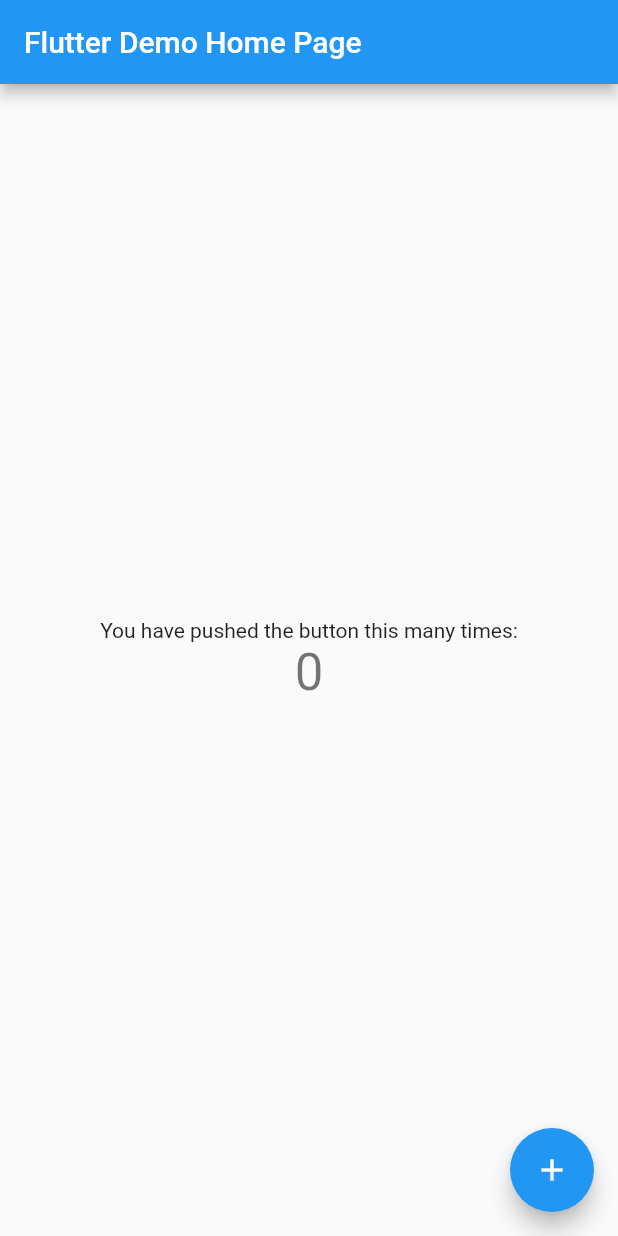
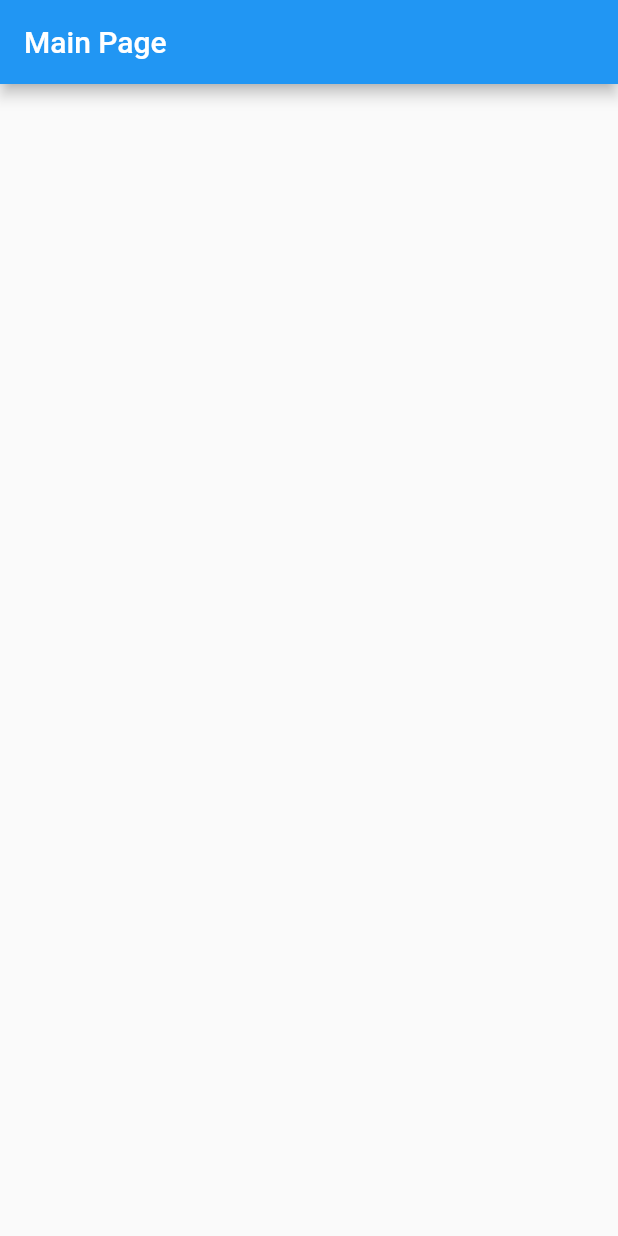
Before and after one commit to BasakK6/student_communication_app, a Flutter app: the screen it shows after launch, on a phone screen of 412 x 824 dp. Run offline on Flutter 3.47's test engine with Material 2 defaults, Android fonts, the phone set to English and light mode, and no system bars.

Commit message:
applied the topics of lesson 1

```diff
--- a/lib/main.dart
+++ b/lib/main.dart
@@ -1,115 +1,42 @@
 import 'package:flutter/material.dart';
 
 void main() {
-  runApp(const MyApp());
+  runApp(const StudentApp());
 }
 
-class MyApp extends StatelessWidget {
-  const MyApp({super.key});
+class StudentApp extends StatelessWidget {
+  const StudentApp({super.key});
 
-  // This widget is the root of your application.
   @override
   Widget build(BuildContext context) {
     return MaterialApp(
-      title: 'Flutter Demo',
+      title: 'Student Communication App',
       theme: ThemeData(
-        // This is the theme of your application.
-        //
-        // Try running your application with "flutter run". You'll see the
-        // application has a blue toolbar. Then, without quitting the app, try
-        // changing the primarySwatch below to Colors.green and then invoke
-        // "hot reload" (press "r" in the console where you ran "flutter run",
-        // or simply save your changes to "hot reload" in a Flutter IDE).
-        // Notice that the counter didn't reset back to zero; the application
-        // is not restarted.
         primarySwatch: Colors.blue,
       ),
-      home: const MyHomePage(title: 'Flutter Demo Home Page'),
+      debugShowCheckedModeBanner: false,
+      home: const MainPage(title: 'Main Page'),
     );
   }
 }
 
-class MyHomePage extends StatefulWidget {
-  const MyHomePage({super.key, required this.title});
-
-  // This widget is the home page of your application. It is stateful, meaning
-  // that it has a State object (defined below) that contains fields that affect
-  // how it looks.
-
-  // This class is the configuration for the state. It holds the values (in this
-  // case the title) provided by the parent (in this case the App widget) and
-  // used by the build method of the State. Fields in a Widget subclass are
-  // always marked "final".
+class MainPage extends StatelessWidget {
+  const MainPage({super.key, required this.title});
 
   final String title;
 
   @override
-  State<MyHomePage> createState() => _MyHomePageState();
-}
-
-class _MyHomePageState extends State<MyHomePage> {
-  int _counter = 0;
-
-  void _incrementCounter() {
-    setState(() {
-      // This call to setState tells the Flutter framework that something has
-      // changed in this State, which causes it to rerun the build method below
-      // so that the display can reflect the updated values. If we changed
-      // _counter without calling setState(), then the build method would not be
-      // called again, and so nothing would appear to happen.
-      _counter++;
-    });
-  }
-
-  @override
   Widget build(BuildContext context) {
-    // This method is rerun every time setState is called, for instance as done
-    // by the _incrementCounter method above.
-    //
-    // The Flutter framework has been optimized to make rerunning build methods
-    // fast, so that you can just rebuild anything that needs updating rather
-    // than having to individually change instances of widgets.
     return Scaffold(
       appBar: AppBar(
-        // Here we take the value from the MyHomePage object that was created by
-        // the App.build method, and use it to set our appbar title.
-        title: Text(widget.title),
+        title: Text(title),
       ),
       body: Center(
-        // Center is a layout widget. It takes a single child and positions it
-        // in the middle of the parent.
         child: Column(
-          // Column is also a layout widget. It takes a list of children and
-          // arranges them vertically. By default, it sizes itself to fit its
-          // children horizontally, and tries to be as tall as its parent.
-          //
-          // Invoke "debug painting" (press "p" in the console, choose the
-          // "Toggle Debug Paint" action from the Flutter Inspector in Android
-          // Studio, or the "Toggle Debug Paint" command in Visual Studio Code)
-          // to see the wireframe for each widget.
-          //
-          // Column has various properties to control how it sizes itself and
-          // how it positions its children. Here we use mainAxisAlignment to
-          // center the children vertically; the main axis here is the vertical
-          // axis because Columns are vertical (the cross axis would be
-          // horizontal).
           mainAxisAlignment: MainAxisAlignment.center,
-          children: <Widget>[
-            const Text(
-              'You have pushed the button this many times:',
-            ),
-            Text(
-              '$_counter',
-              style: Theme.of(context).textTheme.headlineMedium,
-            ),
-          ],
+          children: const [],
         ),
       ),
-      floatingActionButton: FloatingActionButton(
-        onPressed: _incrementCounter,
-        tooltip: 'Increment',
-        child: const Icon(Icons.add),
-      ), // This trailing comma makes auto-formatting nicer for build methods.
     );
   }
 }
```
Also changed, not shown: 1 other file.
